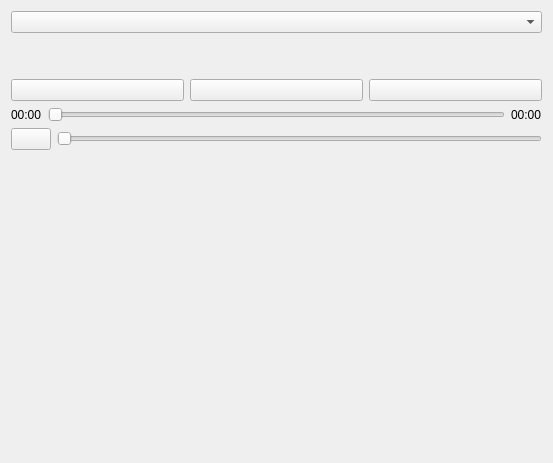
Before: the Qt Designer form app/ui/pages/mprisremotepage.ui in pikazh/kdeconnect-windows, drawn with Qt 5.
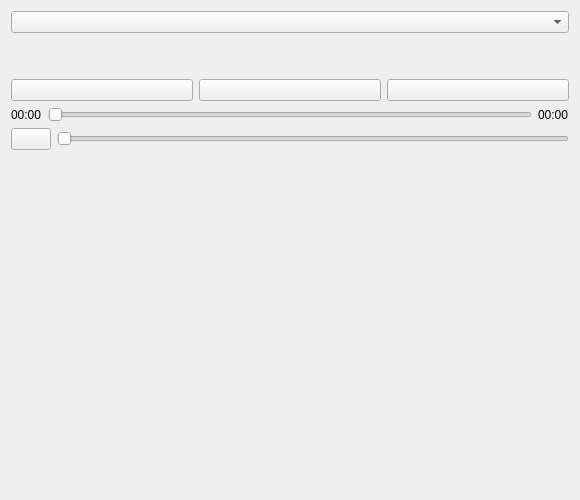
After: the same form once the commit is applied.

```diff
--- a/app/ui/pages/mprisremotepage.ui
+++ b/app/ui/pages/mprisremotepage.ui
@@ -6,8 +6,8 @@
    <rect>
     <x>0</x>
     <y>0</y>
-    <width>553</width>
-    <height>463</height>
+    <width>580</width>
+    <height>500</height>
    </rect>
   </property>
   <property name="minimumSize">
```
